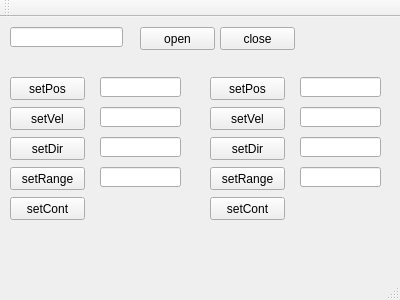
This is mainwindow.ui in PoldenDev/polden-ver-motorControl-desktop as Qt 5 draws it before an edit. The edited form follows.
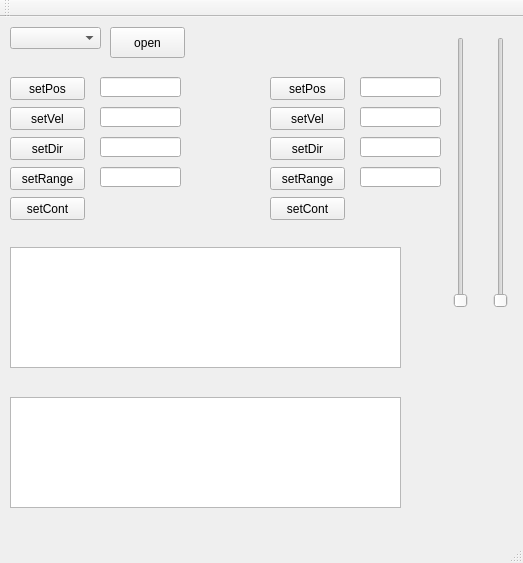
This is the edited form.

```diff
--- a/mainwindow.ui
+++ b/mainwindow.ui
@@ -6,8 +6,8 @@
    <rect>
     <x>0</x>
     <y>0</y>
-    <width>400</width>
-    <height>300</height>
+    <width>523</width>
+    <height>563</height>
    </rect>
   </property>
   <property name="windowTitle">
@@ -27,23 +27,13 @@
      <string>setPos</string>
     </property>
    </widget>
-   <widget class="QLineEdit" name="lineEdit">
-    <property name="geometry">
-     <rect>
-      <x>10</x>
-      <y>10</y>
-      <width>113</width>
-      <height>20</height>
-     </rect>
-    </property>
-   </widget>
    <widget class="QPushButton" name="pushButtonComOpen">
     <property name="geometry">
      <rect>
-      <x>140</x>
+      <x>110</x>
       <y>10</y>
       <width>75</width>
-      <height>23</height>
+      <height>31</height>
      </rect>
     </property>
     <property name="text">
@@ -142,23 +132,10 @@
      <string>setCont</string>
     </property>
    </widget>
-   <widget class="QPushButton" name="pushButtonClose">
-    <property name="geometry">
-     <rect>
-      <x>220</x>
-      <y>10</y>
-      <width>75</width>
-      <height>23</height>
-     </rect>
-    </property>
-    <property name="text">
-     <string>close</string>
-    </property>
-   </widget>
    <widget class="QPushButton" name="pushButtonSetCont_2">
     <property name="geometry">
      <rect>
-      <x>210</x>
+      <x>270</x>
       <y>180</y>
       <width>75</width>
       <height>23</height>
@@ -171,7 +148,7 @@
    <widget class="QPushButton" name="pushButtonSetRange_2">
     <property name="geometry">
      <rect>
-      <x>210</x>
+      <x>270</x>
       <y>150</y>
       <width>75</width>
       <height>23</height>
@@ -184,7 +161,7 @@
    <widget class="QLineEdit" name="lineEditVel_2">
     <property name="geometry">
      <rect>
-      <x>300</x>
+      <x>360</x>
       <y>90</y>
       <width>81</width>
       <height>20</height>
@@ -194,7 +171,7 @@
    <widget class="QLineEdit" name="lineEditRange3_2">
     <property name="geometry">
      <rect>
-      <x>300</x>
+      <x>360</x>
       <y>150</y>
       <width>81</width>
       <height>20</height>
@@ -204,7 +181,7 @@
    <widget class="QPushButton" name="pushButton_2">
     <property name="geometry">
      <rect>
-      <x>210</x>
+      <x>270</x>
       <y>90</y>
       <width>75</width>
       <height>23</height>
@@ -217,7 +194,7 @@
    <widget class="QLineEdit" name="lineEditPos_2">
     <property name="geometry">
      <rect>
-      <x>300</x>
+      <x>360</x>
       <y>60</y>
       <width>81</width>
       <height>20</height>
@@ -227,7 +204,7 @@
    <widget class="QPushButton" name="pushButtonDir_2">
     <property name="geometry">
      <rect>
-      <x>210</x>
+      <x>270</x>
       <y>120</y>
       <width>75</width>
       <height>23</height>
@@ -240,7 +217,7 @@
    <widget class="QLineEdit" name="lineEditDir_2">
     <property name="geometry">
      <rect>
-      <x>300</x>
+      <x>360</x>
       <y>120</y>
       <width>81</width>
       <height>20</height>
@@ -250,7 +227,7 @@
    <widget class="QPushButton" name="butPos_2">
     <property name="geometry">
      <rect>
-      <x>210</x>
+      <x>270</x>
       <y>60</y>
       <width>75</width>
       <height>23</height>
@@ -260,6 +237,68 @@
      <string>setPos</string>
     </property>
    </widget>
+   <widget class="QSlider" name="verticalSlider">
+    <property name="geometry">
+     <rect>
+      <x>450</x>
+      <y>20</y>
+      <width>22</width>
+      <height>271</height>
+     </rect>
+    </property>
+    <property name="orientation">
+     <enum>Qt::Vertical</enum>
+    </property>
+   </widget>
+   <widget class="QSlider" name="verticalSlider_2">
+    <property name="geometry">
+     <rect>
+      <x>490</x>
+      <y>20</y>
+      <width>22</width>
+      <height>271</height>
+     </rect>
+    </property>
+    <property name="orientation">
+     <enum>Qt::Vertical</enum>
+    </property>
+   </widget>
+   <widget class="QComboBox" name="comComboBox">
+    <property name="geometry">
+     <rect>
+      <x>10</x>
+      <y>10</y>
+      <width>91</width>
+      <height>22</height>
+     </rect>
+    </property>
+   </widget>
+   <widget class="QPlainTextEdit" name="plainTextEdit">
+    <property name="geometry">
+     <rect>
+      <x>10</x>
+      <y>230</y>
+      <width>391</width>
+      <height>121</height>
+     </rect>
+    </property>
+    <property name="readOnly">
+     <bool>true</bool>
+    </property>
+   </widget>
+   <widget class="QPlainTextEdit" name="plainTextUDP">
+    <property name="geometry">
+     <rect>
+      <x>10</x>
+      <y>380</y>
+      <width>391</width>
+      <height>111</height>
+     </rect>
+    </property>
+    <property name="readOnly">
+     <bool>true</bool>
+    </property>
+   </widget>
   </widget>
   <widget class="QMenuBar" name="menuBar">
    <property name="geometry">
```
Left out of the diff: 2 changed lines with no effect on the pictures.
